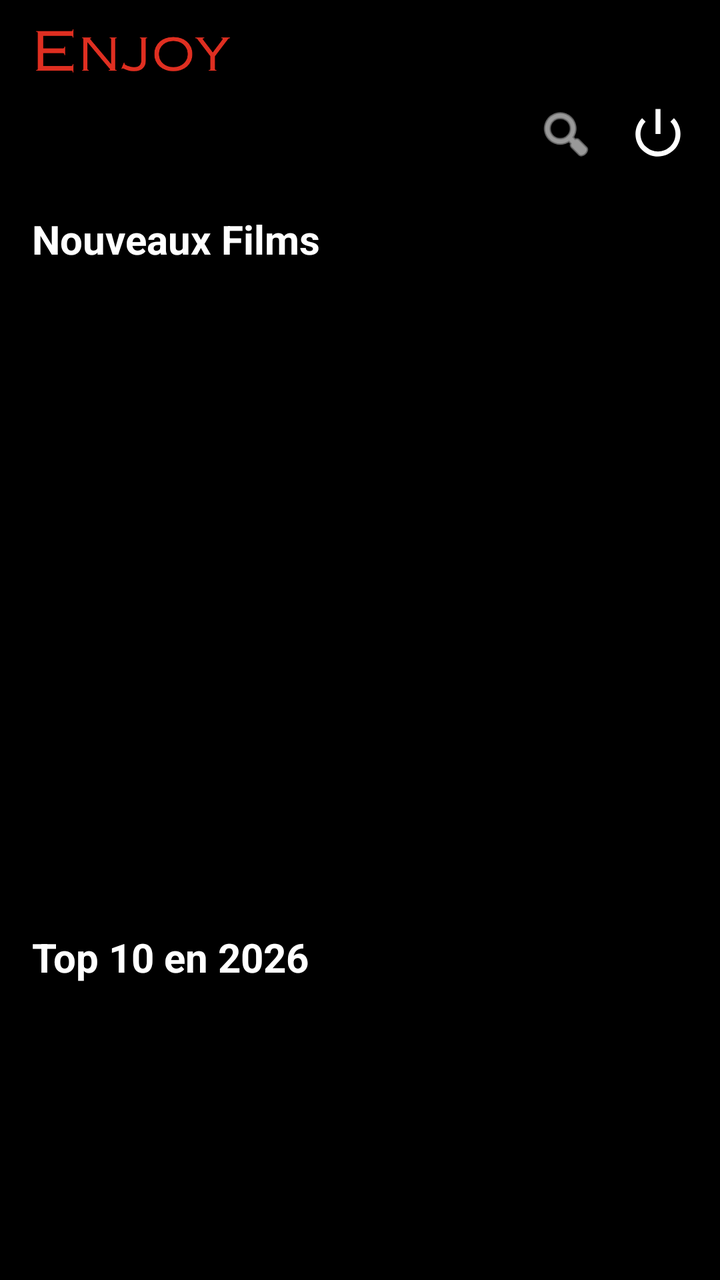
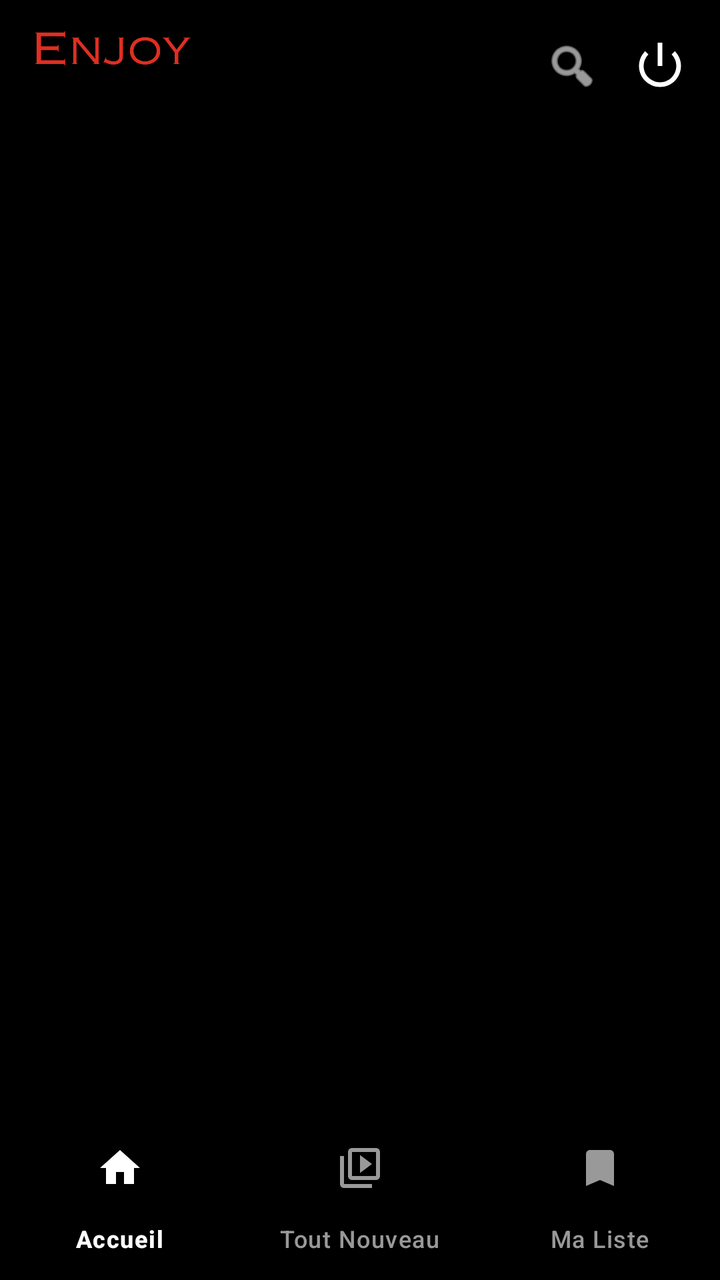

Compare the two renders of this Android layout. The source of the first and the diff that turns it into the second are given below.
<!-- AndroidManifest.xml: application theme Theme.MoviesApp_Jaouhari -->
<!-- res/layout/activity_main.xml -->
<?xml version="1.0" encoding="utf-8"?>
<LinearLayout xmlns:android="http://schemas.android.com/apk/res/android"
    xmlns:app="http://schemas.android.com/apk/res-auto"
    xmlns:tools="http://schemas.android.com/tools"
    android:layout_width="match_parent"
    android:layout_height="match_parent"
    android:background="@color/black"
    android:descendantFocusability="beforeDescendants"
    android:orientation="vertical"
    tools:context=".MainActivity">

    
    <RelativeLayout
        android:layout_width="match_parent"
        android:layout_height="wrap_content"
        android:background="@color/black"
        android:paddingHorizontal="16dp"
        android:paddingTop="14dp"
        android:paddingBottom="8dp">

        <LinearLayout
            android:layout_width="wrap_content"
            android:layout_height="wrap_content"
            android:orientation="vertical">

            <ImageView
                android:id="@+id/imageLogo"
                android:layout_width="100dp"
                android:layout_height="40dp"
                android:scaleType="fitStart"
                android:src="@drawable/logo" />

            <Spinner
                android:id="@+id/genreSpinner"
                android:layout_width="wrap_content"
                android:layout_height="wrap_content"
                android:layout_marginTop="8dp"
                android:background="@drawable/spinner_bg"
                android:spinnerMode="dropdown" />
        </LinearLayout>

        <LinearLayout
            android:layout_width="wrap_content"
            android:layout_height="wrap_content"
            android:layout_alignParentEnd="true"
            android:layout_marginTop="38dp"
            android:gravity="center_vertical"
            android:orientation="horizontal">

            <ImageView
                android:id="@+id/imageSearchIcon"
                android:layout_width="30dp"
                android:layout_height="30dp"
                android:layout_marginEnd="16dp"
                android:src="@android:drawable/ic_menu_search"
                app:tint="@color/white" />

            <ImageView
                android:id="@+id/logoutIcon"
                android:layout_width="30dp"
                android:layout_height="30dp"
                android:src="@android:drawable/ic_lock_power_off"
                app:tint="@color/white" />
        </LinearLayout>
    </RelativeLayout>

    
    <EditText
        android:id="@+id/editTextSearch"
        android:layout_width="match_parent"
        android:layout_height="wrap_content"
        android:layout_margin="12dp"
        android:background="@color/netflix_dark_grey"
        android:hint="Search movies..."
        android:inputType="text"
        android:padding="12dp"
        android:textColor="@color/white"
        android:textColorHint="#999999"
        android:visibility="gone" />

    <androidx.core.widget.NestedScrollView
        android:layout_width="match_parent"
        android:layout_height="match_parent">

        <LinearLayout
            android:layout_width="match_parent"
            android:layout_height="wrap_content"
            android:orientation="vertical">

            
            <LinearLayout
                android:id="@+id/carouselSection"
                android:layout_width="match_parent"
                android:layout_height="wrap_content"
                android:orientation="vertical">
                <TextView
                    android:layout_width="match_parent"
                    android:layout_height="wrap_content"
                    android:layout_margin="16dp"
                    android:text="Nouveaux Films"
                    android:textColor="@color/white"
                    android:textSize="20sp"
                    android:textStyle="bold" />
                <androidx.recyclerview.widget.RecyclerView
                    android:id="@+id/carouselRecyclerView"
                    android:layout_width="match_parent"
                    android:layout_height="300dp"
                    android:clipToPadding="false"
                    android:paddingStart="60dp"
                    android:paddingEnd="60dp" />
            </LinearLayout>

            
            <LinearLayout
                android:id="@+id/top10Section"
                android:layout_width="match_parent"
                android:layout_height="wrap_content"
                android:orientation="vertical">
                <TextView
                    android:layout_width="match_parent"
                    android:layout_height="wrap_content"
                    android:layout_margin="16dp"
                    android:text="Top 10 en 2026"
                    android:textColor="@color/white"
                    android:textSize="20sp"
                    android:textStyle="bold" />
                <androidx.recyclerview.widget.RecyclerView
                    android:id="@+id/topRatedRecyclerView"
                    android:layout_width="match_parent"
                    android:layout_height="200dp"
                    android:clipToPadding="false"
                    android:paddingStart="12dp"
                    android:paddingEnd="12dp" />
            </LinearLayout>

            
            <LinearLayout
                android:id="@+id/actionSection"
                android:layout_width="match_parent"
                android:layout_height="wrap_content"
                android:orientation="vertical">
                <TextView
                    android:layout_width="match_parent"
                    android:layout_height="wrap_content"
                    android:layout_margin="16dp"
                    android:text="Action"
                    android:textColor="@color/white"
                    android:textSize="20sp"
                    android:textStyle="bold" />
                <androidx.recyclerview.widget.RecyclerView
                    android:id="@+id/actionRecyclerView"
                    android:layout_width="match_parent"
                    android:layout_height="200dp"
                    android:clipToPadding="false"
                    android:paddingStart="12dp"
                    android:paddingEnd="12dp" />
            </LinearLayout>

            <TextView
                android:id="@+id/popularTitle"
                android:layout_width="match_parent"
                android:layout_height="wrap_content"
                android:layout_margin="16dp"
                android:text="Populaires"
                android:textColor="@color/white"
                android:textSize="20sp"
                android:textStyle="bold" />

            
            <androidx.recyclerview.widget.RecyclerView
                android:id="@+id/recyclerView"
                android:layout_width="match_parent"
                android:layout_height="wrap_content"
                android:layout_margin="2dp"
                android:nestedScrollingEnabled="false" />
        </LinearLayout>
    </androidx.core.widget.NestedScrollView>

</LinearLayout>
<!-- resources referenced by this layout -->
<resources>
  <color name="black">#000000</color>
  <color name="netflix_dark_grey">#1F1F1F</color>
  <color name="white">#FFFFFF</color>
  <!-- drawable logo: png bitmap (drawable, 16246 bytes) -->
  <!-- drawable spinner_bg (drawable) -->
  <?xml version="1.0" encoding="utf-8"?>
  <selector xmlns:android="http://schemas.android.com/apk/res/android">
      <item>
          <layer-list>
              <item>
                  <shape>
                      <stroke android:width="1dp" android:color="@color/white" />
                      <corners android:radius="50dp" />
                      <padding android:bottom="4dp" android:left="12dp" android:right="32dp" android:top="4dp" />
                  </shape>
              </item>
              
          </layer-list>
      </item>
  </selector>
  <style name="Theme.MoviesApp_Jaouhari" parent="Base.Theme.MoviesApp_Jaouhari" />
  <style name="Base.Theme.MoviesApp_Jaouhari" parent="Theme.Material3.DayNight.NoActionBar">
          
          
      </style>
</resources>

<!-- the commit's change to res/layout/activity_main.xml (unified diff, before → after) -->
@@ -1,67 +1,67 @@
 <?xml version="1.0" encoding="utf-8"?>
-<LinearLayout xmlns:android="http://schemas.android.com/apk/res/android"
+<RelativeLayout xmlns:android="http://schemas.android.com/apk/res/android"
     xmlns:app="http://schemas.android.com/apk/res-auto"
-    xmlns:tools="http://schemas.android.com/tools"
     android:layout_width="match_parent"
     android:layout_height="match_parent"
-    android:background="@color/black"
-    android:descendantFocusability="beforeDescendants"
-    android:orientation="vertical"
-    tools:context=".MainActivity">
+    android:background="@color/black">
 
     
     <RelativeLayout
+        android:id="@+id/headerLayout"
         android:layout_width="match_parent"
         android:layout_height="wrap_content"
         android:background="@color/black"
-        android:paddingHorizontal="16dp"
-        android:paddingTop="14dp"
-        android:paddingBottom="8dp">
-
+        android:paddingTop="12dp"
+        android:paddingBottom="4dp"
+        android:paddingHorizontal="16dp">
+
+        
+        <ImageView
+            android:id="@+id/imageLogo"
+            android:layout_width="80dp"
+            android:layout_height="36dp"
+            android:layout_alignParentStart="true"
+            android:layout_centerVertical="true"
+            android:scaleType="fitStart"
+            android:src="@drawable/logo" />
+
+        
         <LinearLayout
+            android:id="@+id/rightIcons"
             android:layout_width="wrap_content"
             android:layout_height="wrap_content"
-            android:orientation="vertical">
-
-            <ImageView
-                android:id="@+id/imageLogo"
-                android:layout_width="100dp"
-                android:layout_height="40dp"
-                android:scaleType="fitStart"
-                android:src="@drawable/logo" />
-
-            <Spinner
-                android:id="@+id/genreSpinner"
-                android:layout_width="wrap_content"
-                android:layout_height="wrap_content"
-                android:layout_marginTop="8dp"
-                android:background="@drawable/spinner_bg"
-                android:spinnerMode="dropdown" />
-        </LinearLayout>
-
-        <LinearLayout
-            android:layout_width="wrap_content"
-            android:layout_height="wrap_content"
             android:layout_alignParentEnd="true"
-            android:layout_marginTop="38dp"
-            android:gravity="center_vertical"
-            android:orientation="horizontal">
+            android:layout_centerVertical="true"
+            android:orientation="horizontal"
+            android:gravity="center_vertical">
 
             <ImageView
                 android:id="@+id/imageSearchIcon"
-                android:layout_width="30dp"
-                android:layout_height="30dp"
+                android:layout_width="28dp"
+                android:layout_height="28dp"
                 android:layout_marginEnd="16dp"
                 android:src="@android:drawable/ic_menu_search"
                 app:tint="@color/white" />
 
             <ImageView
                 android:id="@+id/logoutIcon"
-                android:layout_width="30dp"
-                android:layout_height="30dp"
+                android:layout_width="28dp"
+                android:layout_height="28dp"
                 android:src="@android:drawable/ic_lock_power_off"
                 app:tint="@color/white" />
+
         </LinearLayout>
+
+        
+        <Spinner
+            android:id="@+id/genreSpinner"
+            android:layout_width="wrap_content"
+            android:layout_height="wrap_content"
+            android:layout_below="@id/imageLogo"
+            android:layout_marginTop="6dp"
+            android:background="@drawable/spinner_bg"
+            android:spinnerMode="dropdown" />
+
     </RelativeLayout>
 
     
@@ -69,18 +69,23 @@
         android:id="@+id/editTextSearch"
         android:layout_width="match_parent"
         android:layout_height="wrap_content"
+        android:layout_below="@id/headerLayout"
         android:layout_margin="12dp"
         android:background="@color/netflix_dark_grey"
-        android:hint="Search movies..."
+        android:hint="Rechercher des films..."
         android:inputType="text"
         android:padding="12dp"
         android:textColor="@color/white"
         android:textColorHint="#999999"
         android:visibility="gone" />
 
+    
     <androidx.core.widget.NestedScrollView
-        android:layout_width="match_parent"
-        android:layout_height="match_parent">
+        android:id="@+id/homeContentScrollView"
+        android:layout_width="match_parent"
+        android:layout_height="match_parent"
+        android:layout_above="@+id/bottomNavigation"
+        android:layout_below="@id/headerLayout">
 
         <LinearLayout
             android:layout_width="match_parent"
@@ -88,26 +93,38 @@
             android:orientation="vertical">
 
             
+            <androidx.recyclerview.widget.RecyclerView
+                android:id="@+id/carouselRecyclerView"
+                android:layout_width="match_parent"
+                android:layout_height="520dp"
+                android:overScrollMode="never" />
+
+            
             <LinearLayout
-                android:id="@+id/carouselSection"
+                android:id="@+id/trendingSection"
                 android:layout_width="match_parent"
                 android:layout_height="wrap_content"
-                android:orientation="vertical">
+                android:orientation="vertical"
+                android:layout_marginTop="16dp">
+
                 <TextView
                     android:layout_width="match_parent"
                     android:layout_height="wrap_content"
-                    android:layout_margin="16dp"
-                    android:text="Nouveaux Films"
+                    android:text="Tendances de la semaine"
                     android:textColor="@color/white"
-                    android:textSize="20sp"
-                    android:textStyle="bold" />
+                    android:textSize="17sp"
+                    android:textStyle="bold"
+                    android:paddingStart="12dp"
+                    android:paddingBottom="10dp" />
+
                 <androidx.recyclerview.widget.RecyclerView
-                    android:id="@+id/carouselRecyclerView"
-                    android:layout_width="match_parent"
-                    android:layout_height="300dp"
+                    android:id="@+id/trendingRecyclerView"
+                    android:layout_width="match_parent"
+                    android:layout_height="195dp"
+                    android:paddingStart="12dp"
                     android:clipToPadding="false"
-                    android:paddingStart="60dp"
-                    android:paddingEnd="60dp" />
+                    android:overScrollMode="never" />
+
             </LinearLayout>
 
             
@@ -115,22 +132,44 @@
                 android:id="@+id/top10Section"
                 android:layout_width="match_parent"
                 android:layout_height="wrap_content"
-                android:orientation="vertical">
-                <TextView
-                    android:layout_width="match_parent"
-                    android:layout_height="wrap_content"
-                    android:layout_margin="16dp"
-                    android:text="Top 10 en 2026"
-                    android:textColor="@color/white"
-                    android:textSize="20sp"
-                    android:textStyle="bold" />
+                android:orientation="vertical"
+                android:layout_marginTop="20dp">
+
+                <LinearLayout
+                    android:layout_width="match_parent"
+                    android:layout_height="wrap_content"
+                    android:orientation="horizontal"
+                    android:paddingStart="12dp"
+                    android:paddingEnd="12dp"
+                    android:paddingBottom="10dp">
+
+                    <TextView
+                        android:layout_width="0dp"
+                        android:layout_height="wrap_content"
+                        android:layout_weight="1"
+                        android:text="Top 10 en 2026"
+                        android:textColor="@color/white"
+                        android:textSize="17sp"
+                        android:textStyle="bold" />
+
+                    <TextView
+                        android:layout_width="wrap_content"
+                        android:layout_height="wrap_content"
+                        android:text="Tout voir"
+                        android:textColor="@color/netflix_red"
+                        android:textSize="13sp" />
+
+                </LinearLayout>
+
                 <androidx.recyclerview.widget.RecyclerView
                     android:id="@+id/topRatedRecyclerView"
                     android:layout_width="match_parent"
-                    android:layout_height="200dp"
+                    android:layout_height="170dp"
+                    android:paddingStart="12dp"
+                    android:paddingEnd="12dp"
                     android:clipToPadding="false"
-                    android:paddingStart="12dp"
-                    android:paddingEnd="12dp" />
+                    android:overScrollMode="never" />
+
             </LinearLayout>
 
             
@@ -138,42 +177,172 @@
                 android:id="@+id/actionSection"
                 android:layout_width="match_parent"
                 android:layout_height="wrap_content"
-                android:orientation="vertical">
-                <TextView
-                    android:layout_width="match_parent"
-                    android:layout_height="wrap_content"
-                    android:layout_margin="16dp"
-                    android:text="Action"
-                    android:textColor="@color/white"
-                    android:textSize="20sp"
-                    android:textStyle="bold" />
+                android:orientation="vertical"
+                android:layout_marginTop="20dp">
+
+                <LinearLayout
+                    android:layout_width="match_parent"
+                    android:layout_height="wrap_content"
+                    android:orientation="horizontal"
+                    android:paddingStart="12dp"
+                    android:paddingEnd="12dp"
+                    android:paddingBottom="10dp">
+
+                    <TextView
+                        android:layout_width="0dp"
+                        android:layout_height="wrap_content"
+                        android:layout_weight="1"
+                        android:text="Action"
+                        android:textColor="@color/white"
+                        android:textSize="17sp"
+                        android:textStyle="bold" />
+
+                    <TextView
+                        android:layout_width="wrap_content"
+                        android:layout_height="wrap_content"
+                        android:text="Tout voir"
+                        android:textColor="@color/netflix_red"
+                        android:textSize="13sp" />
+
+                </LinearLayout>
+
                 <androidx.recyclerview.widget.RecyclerView
                     android:id="@+id/actionRecyclerView"
                     android:layout_width="match_parent"
-                    android:layout_height="200dp"
+                    android:layout_height="170dp"
+                    android:paddingStart="12dp"
+                    android:paddingEnd="12dp"
                     android:clipToPadding="false"
-                    android:paddingStart="12dp"
-                    android:paddingEnd="12dp" />
+                    android:overScrollMode="never" />
+
             </LinearLayout>
 
-            <TextView
-                android:id="@+id/popularTitle"
+            
+            <LinearLayout
+                android:id="@+id/popularSection"
                 android:layout_width="match_parent"
                 android:layout_height="wrap_content"
-                android:layout_margin="16dp"
-                android:text="Populaires"
-                android:textColor="@color/white"
-                android:textSize="20sp"
-                android:textStyle="bold" />
-
-            
-            <androidx.recyclerview.widget.RecyclerView
-                android:id="@+id/recyclerView"
-                android:layout_width="match_parent"
-                android:layout_height="wrap_content"
-                android:layout_margin="2dp"
-                android:nestedScrollingEnabled="false" />
+                android:orientation="vertical"
+                android:layout_marginTop="20dp">
+
+                <LinearLayout
+                    android:layout_width="match_parent"
+                    android:layout_height="wrap_content"
+                    android:orientation="horizontal"
+                    android:paddingStart="12dp"
+                    android:paddingEnd="12dp"
+                    android:paddingBottom="10dp">
+
+                    <TextView
+                        android:id="@+id/popularTitle"
+                        android:layout_width="0dp"
+                        android:layout_height="wrap_content"
+                        android:layout_weight="1"
+                        android:text="Populaires"
+                        android:textColor="@color/white"
+                        android:textSize="17sp"
+                        android:textStyle="bold" />
+
+                </LinearLayout>
+
+                
+                <androidx.recyclerview.widget.RecyclerView
+                    android:id="@+id/recyclerView"
+                    android:layout_width="match_parent"
+                    android:layout_height="wrap_content"
+                    android:layout_margin="2dp"
+                    android:nestedScrollingEnabled="false"
+                    android:overScrollMode="never" />
+
+            </LinearLayout>
+
+            <View
+                android:layout_width="match_parent"
+                android:layout_height="16dp" />
+
         </LinearLayout>
     </androidx.core.widget.NestedScrollView>
 
-</LinearLayout>
+    
+    <LinearLayout
+        android:id="@+id/comingSoonView"
+        android:layout_width="match_parent"
+        android:layout_height="match_parent"
+        android:layout_above="@+id/bottomNavigation"
+        android:layout_below="@id/headerLayout"
+        android:orientation="vertical"
+        android:background="@color/black"
+        android:visibility="gone">
+
+        <TextView
+            android:layout_width="match_parent"
+            android:layout_height="wrap_content"
+            android:text="Tout Nouveau"
+            android:textColor="@color/white"
+            android:textSize="22sp"
+            android:textStyle="bold"
+            android:paddingStart="16dp"
+            android:paddingTop="16dp"
+            android:paddingBottom="12dp" />
+
+        <androidx.recyclerview.widget.RecyclerView
+            android:id="@+id/comingSoonRecyclerView"
+            android:layout_width="match_parent"
+            android:layout_height="match_parent"
+            android:paddingStart="8dp"
+            android:clipToPadding="false" />
+
+    </LinearLayout>
+
+    
+    <LinearLayout
+        android:id="@+id/myListView"
+        android:layout_width="match_parent"
+        android:layout_height="match_parent"
+        android:layout_above="@+id/bottomNavigation"
+        android:layout_below="@id/headerLayout"
+        android:orientation="vertical"
+        android:visibility="gone">
+
+        <TextView
+            android:layout_width="match_parent"
+            android:layout_height="wrap_content"
+            android:text="Ma Liste"
+            android:textColor="@color/white"
+            android:textSize="20sp"
+            android:textStyle="bold"
+            android:layout_margin="16dp" />
+
+        <TextView
+            android:id="@+id/myListEmptyText"
+            android:layout_width="match_parent"
+            android:layout_height="wrap_content"
+            android:text="@string/my_list_empty"
+            android:textColor="#999999"
+            android:textSize="16sp"
+            android:gravity="center"
+            android:padding="32dp"
+            android:visibility="gone" />
+
+        <androidx.recyclerview.widget.RecyclerView
+            android:id="@+id/myListRecyclerView"
+            android:layout_width="match_parent"
+            android:layout_height="match_parent"
+            android:padding="8dp"
+            android:clipToPadding="false" />
+
+    </LinearLayout>
+
+    
+    <com.google.android.material.bottomnavigation.BottomNavigationView
+        android:id="@+id/bottomNavigation"
+        android:layout_width="match_parent"
+        android:layout_height="wrap_content"
+        android:layout_alignParentBottom="true"
+        android:background="@color/black"
+        app:itemIconTint="@color/nav_item_color_state"
+        app:itemTextColor="@color/nav_item_color_state"
+        app:labelVisibilityMode="labeled"
+        app:menu="@menu/bottom_nav_menu" />
+
+</RelativeLayout>
<!-- resource entries referenced after the edit -->
@@ -2,6 +2,7 @@
 <resources>
   <color name="black">#000000</color>
   <color name="netflix_dark_grey">#1F1F1F</color>
+  <color name="netflix_red">#E50914</color>
   <color name="white">#FFFFFF</color>
   <!-- drawable logo: png bitmap (drawable, 16246 bytes) -->
   <!-- drawable spinner_bg (drawable) -->
@@ -20,9 +21,9 @@
           </layer-list>
       </item>
   </selector>
+  <string name="my_list_empty">Votre liste est vide.\nAjoutez des films depuis leur page de détails.</string>
   <style name="Theme.MoviesApp_Jaouhari" parent="Base.Theme.MoviesApp_Jaouhari" />
   <style name="Base.Theme.MoviesApp_Jaouhari" parent="Theme.Material3.DayNight.NoActionBar">
-          
           
       </style>
 </resources>
